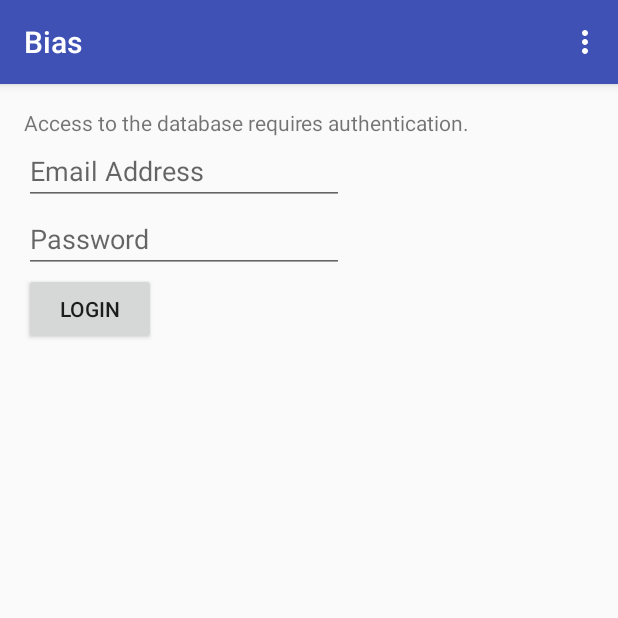
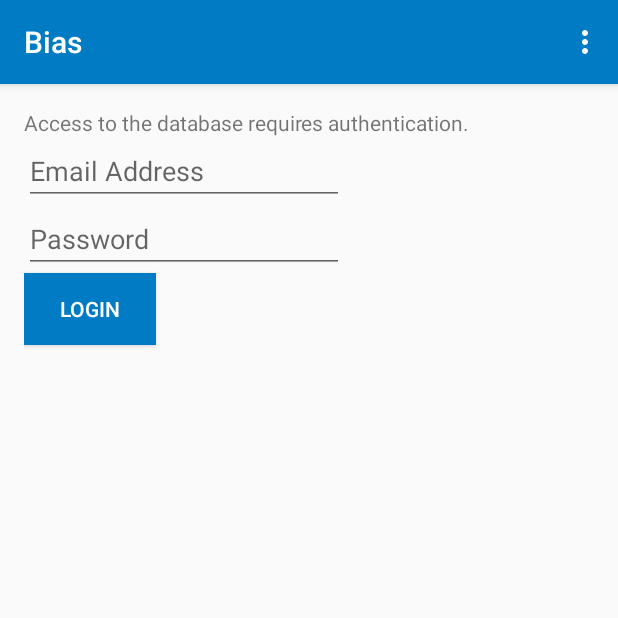
Before and after one commit to Jenuma/bias, an Android app: the screen it shows after launch (LoginActivity), on a phone screen of 412 x 824 dp, the top half of it. Run offline under Robolectric (Android 15) with nearby library versions, the phone set to English and light mode, and no system bars; our stand-ins replace Firebase (no records; nobody signed in at launch, a user with empty details on screens opened directly).

Commit message:
:art: Tweaked color themes

```diff
--- a/bias/src/main/res/layout/activity_login.xml
+++ b/bias/src/main/res/layout/activity_login.xml
@@ -47,6 +47,7 @@
     />
 
     <Button
+        style="@style/ButtonTheme"
         android:text="Login"
         android:layout_width="wrap_content"
         android:layout_height="wrap_content"
--- a/bias/src/main/res/values/colors.xml
+++ b/bias/src/main/res/values/colors.xml
@@ -1,6 +1,11 @@
 <?xml version="1.0" encoding="utf-8"?>
 <resources>
-    <color name="colorPrimary">#3F51B5</color>
-    <color name="colorPrimaryDark">#303F9F</color>
-    <color name="colorAccent">#FF4081</color>
+    <color name="colorPrimary">#007BC4</color>
+    <color name="colorPrimaryLight">#F2F8FD</color>
+    <color name="colorPrimaryDark">#005180</color>
+    <color name="colorAccent">#FFC120</color>
+    <color name="colorDisabled">#D3D3D3</color>
+
+    <color name="colorWhite">#FFFFFF</color>
+    <color name="colorBlack">#000000</color>
 </resources>
--- a/bias/src/main/res/values/styles.xml
+++ b/bias/src/main/res/values/styles.xml
@@ -1,11 +1,14 @@
 <resources>
 
-    <!-- Base application theme. -->
     <style name="AppTheme" parent="Theme.AppCompat.Light.DarkActionBar">
-        <!-- Customize your theme here. -->
         <item name="colorPrimary">@color/colorPrimary</item>
         <item name="colorPrimaryDark">@color/colorPrimaryDark</item>
         <item name="colorAccent">@color/colorAccent</item>
     </style>
 
+    <style name="ButtonTheme">
+        <item name="android:background">@color/colorPrimary</item>
+        <item name="android:textColor">@color/colorWhite</item>
+    </style>
+
 </resources>
```
Also changed, not shown: bias/src/main/java/io/whitegoldlabs/bias/common/ItemAdapter.java (+10 -14 lines), bias/src/main/res/layout/activity_shopping_list.xml (+12 -12 lines).
